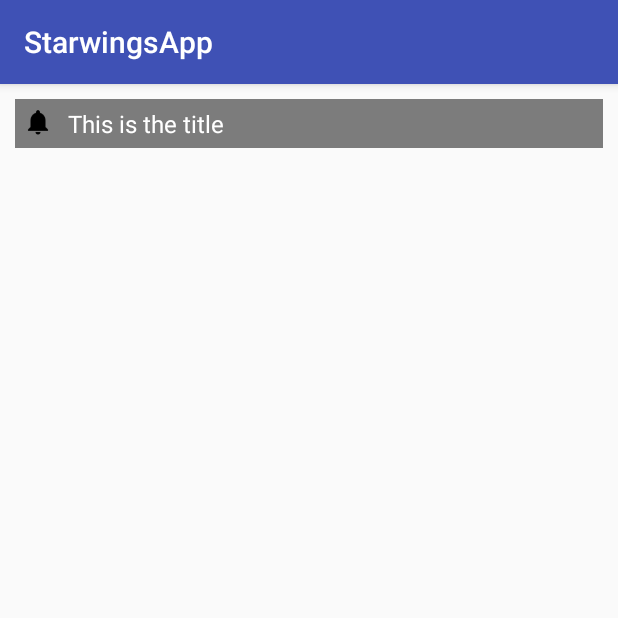
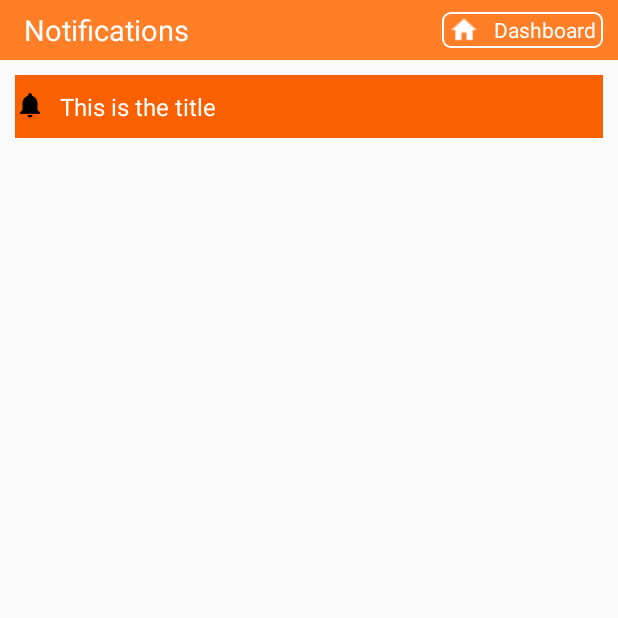
Before and after one commit to appingway-Project20/Starwings, an Android app: the screen it shows after launch (NotificationActivity), on a phone screen of 412 x 824 dp, the top half of it. Run offline under Robolectric (Android 15) with nearby library versions, the light colour scheme and no system bars.

Commit message:
Notification Activity

```diff
--- a/app/src/main/java/com/example/admin/starwingsapp/MainActivity.java
+++ b/app/src/main/java/com/example/admin/starwingsapp/MainActivity.java
@@ -3,9 +3,11 @@ package com.example.admin.starwingsapp;
 import android.content.Intent;
 import android.support.v7.app.AppCompatActivity;
 import android.os.Bundle;
+import android.support.v7.widget.Toolbar;
 
 public class MainActivity extends AppCompatActivity {
 
+    public Toolbar toolbar;
     @Override
     protected void onCreate(Bundle savedInstanceState) {
         super.onCreate(savedInstanceState);
@@ -13,5 +15,7 @@ public class MainActivity extends AppCompatActivity {
 
         Intent intent=new Intent(MainActivity.this,NotificationActivity.class);
         startActivity(intent);
+        toolbar= (Toolbar) findViewById(R.id.toolbar);
+        setSupportActionBar(toolbar);
     }
 }
--- a/app/src/main/java/com/example/admin/starwingsapp/NotificationActivity.java
+++ b/app/src/main/java/com/example/admin/starwingsapp/NotificationActivity.java
@@ -5,6 +5,7 @@ import android.support.annotation.Nullable;
 import android.support.v7.app.AppCompatActivity;
 import android.support.v7.widget.LinearLayoutManager;
 import android.support.v7.widget.RecyclerView;
+import android.support.v7.widget.Toolbar;
 
 import java.util.ArrayList;
 
@@ -14,6 +15,7 @@ import java.util.ArrayList;
 
 public class NotificationActivity extends AppCompatActivity {
     RecyclerView rv;
+    Toolbar toolbar;
     ArrayList<NotificationData> arrayList;
     LinearLayoutManager layoutManager;
     @Override
@@ -21,6 +23,8 @@ public class NotificationActivity extends AppCompatActivity {
         super.onCreate(savedInstanceState);
         setContentView(R.layout.notification_layout);
         init();
+
+        setSupportActionBar(toolbar);
         layoutManager=new LinearLayoutManager(this);
         rv.setLayoutManager(layoutManager);
         arrayList.add(new NotificationData("This is the title","Here comes the notification details:"));
@@ -30,5 +34,6 @@ public class NotificationActivity extends AppCompatActivity {
     private void init() {
         arrayList=new ArrayList<>();
         rv= (RecyclerView) findViewById(R.id.notrv);
+        toolbar= (Toolbar) findViewById(R.id.toolbar);
     }
 }
--- /dev/null
+++ b/app/src/main/res/drawable/shape10.xml
@@ -0,0 +1,11 @@
+<?xml version="1.0" encoding="utf-8"?>
+<shape xmlns:android="http://schemas.android.com/apk/res/android" >
+    <stroke
+        android:width="1dp"
+        android:color="#ffffff" />
+    <corners android:radius="5dp" />
+    <padding android:bottom="2dp"
+            android:right="5dp"
+        android:left="5dp"
+        android:top="2dp"/>
+</shape>
--- a/app/src/main/res/layout/activity_main.xml
+++ b/app/src/main/res/layout/activity_main.xml
@@ -5,7 +5,7 @@
     android:layout_width="match_parent"
     android:layout_height="match_parent"
     tools:context="com.example.admin.starwingsapp.MainActivity">
-
+<include layout="@layout/toolbar"/>
     <TextView
         android:layout_width="wrap_content"
         android:layout_height="wrap_content"
--- a/app/src/main/res/layout/notification_item.xml
+++ b/app/src/main/res/layout/notification_item.xml
@@ -7,8 +7,9 @@
     <RelativeLayout
         android:id="@+id/nottitle"
         android:layout_margin="10dp"
-        android:padding="5dp"
-        android:background="#7C7C7C"
+        android:paddingTop="10dp"
+        android:paddingBottom="10dp"
+        android:background="#FA5F00"
         android:layout_width="match_parent"
         android:layout_height="wrap_content">
         <ImageView
--- a/app/src/main/res/layout/notification_layout.xml
+++ b/app/src/main/res/layout/notification_layout.xml
@@ -2,7 +2,7 @@
 <LinearLayout xmlns:android="http://schemas.android.com/apk/res/android"
     android:orientation="vertical" android:layout_width="match_parent"
     android:layout_height="match_parent">
-
+    <include layout="@layout/toolbar"/>
     <android.support.v7.widget.RecyclerView
         android:layout_width="match_parent"
         android:id="@+id/notrv"
--- /dev/null
+++ b/app/src/main/res/layout/toolbar.xml
@@ -0,0 +1,50 @@
+<?xml version="1.0" encoding="utf-8"?>
+<android.support.v7.widget.Toolbar
+    android:id="@+id/toolbar"
+    android:fitsSystemWindows="true"
+    android:background="#FF7E26"
+    android:layout_width="match_parent"
+    android:layout_height="40dp"
+    android:minHeight="30dp"
+    xmlns:android="http://schemas.android.com/apk/res/android"
+    xmlns:adndroid="http://schemas.android.com/apk/res-auto">
+
+    <RelativeLayout
+        android:gravity="right"
+        android:layout_width="match_parent"
+        android:layout_height="match_parent">
+        <TextView
+            android:layout_width="wrap_content"
+            android:layout_height="wrap_content"
+            android:text="Notifications"
+            android:id="@+id/title"
+            android:layout_centerVertical="true"
+            android:textSize="19sp"
+            android:textColor="#ffffff"/>
+        <LinearLayout
+            android:layout_centerVertical="true"
+            android:id="@+id/dashboard"
+            android:background="@drawable/shape10"
+            android:layout_marginRight="10dp"
+            android:orientation="horizontal"
+            android:layout_alignParentEnd="true"
+            android:layout_width="wrap_content"
+            android:layout_height="wrap_content"
+            android:layout_alignParentRight="true">
+
+            <ImageView
+                android:layout_width="20dp"
+                android:layout_height="20dp"
+                android:src="@drawable/homewhite"/>
+            <TextView
+                android:layout_gravity="center_vertical"
+                android:layout_marginLeft="10dp"
+                android:layout_width="wrap_content"
+                android:layout_height="wrap_content"
+                android:text="Dashboard"
+                android:textColor="#ffffff"/>
+        </LinearLayout>
+
+
+    </RelativeLayout>
+</android.support.v7.widget.Toolbar>
--- a/app/src/main/res/values/colors.xml
+++ b/app/src/main/res/values/colors.xml
@@ -1,6 +1,6 @@
 <?xml version="1.0" encoding="utf-8"?>
 <resources>
-    <color name="colorPrimary">#3F51B5</color>
-    <color name="colorPrimaryDark">#303F9F</color>
+    <color name="colorPrimary">#FF7E26</color>
+    <color name="colorPrimaryDark">#000000</color>
     <color name="colorAccent">#FF4081</color>
 </resources>
--- a/app/src/main/res/values/styles.xml
+++ b/app/src/main/res/values/styles.xml
@@ -1,7 +1,7 @@
 <resources>
 
     <!-- Base application theme. -->
-    <style name="AppTheme" parent="Theme.AppCompat.Light.DarkActionBar">
+    <style name="AppTheme" parent="Theme.AppCompat.Light.NoActionBar">
         <!-- Customize your theme here. -->
         <item name="colorPrimary">@color/colorPrimary</item>
         <item name="colorPrimaryDark">@color/colorPrimaryDark</item>
```
Also changed, not shown: app/src/main/res/drawable/homewhite.png (added).
